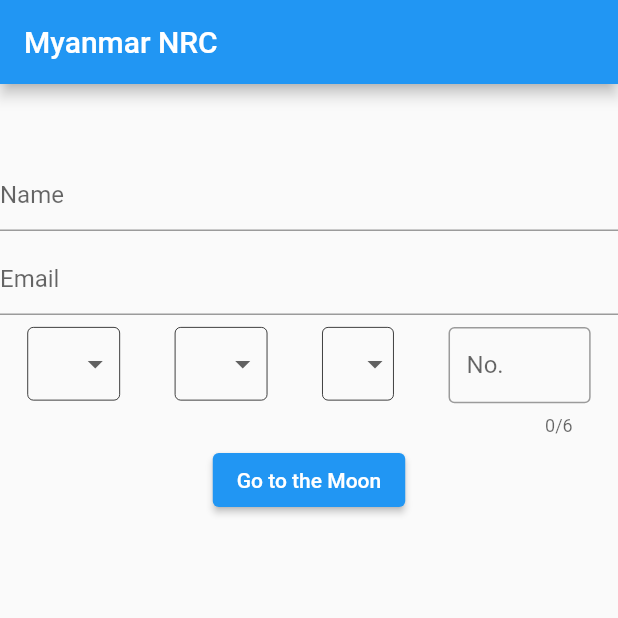
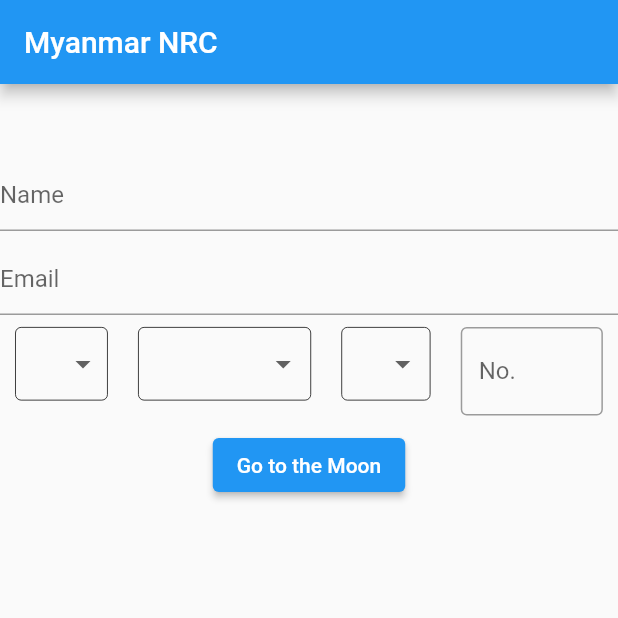
Before and after one commit to Saw-YanLinOo/mnrc, a Flutter app: the screen it shows after launch, on a phone screen of 412 x 824 dp, the top half of it. Run offline on Flutter 3.47's test engine with Material 2 defaults, Android fonts, the light colour scheme and no system bars.

Commit message:
Revert "fix: refector widget"
This reverts commit 3af048ce6288d64335f3e492d69ece3c63e2cc6b.

```diff
--- a/lib/main.dart
+++ b/lib/main.dart
@@ -29,7 +29,6 @@ class HomePage extends StatefulWidget {
 }
 
 class _HomePageState extends State<HomePage> {
-  TextEditingController controller = TextEditingController();
   @override
   Widget build(BuildContext context) {
     return Scaffold(
@@ -57,7 +56,7 @@ class _HomePageState extends State<HomePage> {
           SizedBox(
             height: 8,
           ),
-          NrcWidget(controller: controller),
+          NrcWidget(),
           SizedBox(
             height: 8,
           ),
--- a/lib/src/nrc_widget.dart
+++ b/lib/src/nrc_widget.dart
@@ -2,16 +2,8 @@ import 'package:flutter/material.dart';
 
 import 'nrc_data.dart';
 
-enum MNRC {
-  ENG,
-  MM,
-}
-
 class NrcWidget extends StatefulWidget {
-  const NrcWidget({super.key, this.controller, this.mnrc});
-
-  final TextEditingController? controller;
-  final MNRC? mnrc;
+  const NrcWidget({super.key});
   @override
   State<NrcWidget> createState() => _NrcWidgetState();
 }
@@ -22,7 +14,7 @@ class _NrcWidgetState extends State<NrcWidget> {
   String? selectedNrcPostfix;
   String? regionHolder;
   String? nrcNo;
-  // String? passportNo;
+  String? passportNo;
   // ignore: unused_field
   bool _autoValidate = false;
   final GlobalKey<FormState> _formKey = GlobalKey<FormState>();
@@ -55,6 +47,44 @@ class _NrcWidgetState extends State<NrcWidget> {
   //     ),
   //   );
   // }
+
+  Widget _userNrcPrefix() {
+    return Container(
+      padding: EdgeInsets.symmetric(horizontal: 4.0),
+      width: MediaQuery.of(context).size.width * 0.15,
+      decoration: BoxDecoration(
+        borderRadius: BorderRadius.circular(4.0),
+        border: Border.all(
+          width: 0.5,
+        ),
+      ),
+      child: DropdownButtonHideUnderline(
+        child: DropdownButton<String>(
+          isExpanded: true,
+          value: selectedNrcPrefix,
+          onChanged: (String? newValue) {
+            setState(() {
+              selectedRegion = null;
+              selectedNrcPrefix = newValue;
+            });
+          },
+          items:
+              NrcData.nrcPrefix.map<DropdownMenuItem<String>>((String value) {
+            return DropdownMenuItem<String>(
+              value: value,
+              child: Text(
+                value,
+                style: const TextStyle(
+                  color: Colors.black,
+                  fontSize: 14,
+                ),
+              ),
+            );
+          }).toList(),
+        ),
+      ),
+    );
+  }
 
   Widget _userNrcRegion() {
     switch (selectedNrcPrefix) {
@@ -106,20 +136,10 @@ class _NrcWidgetState extends State<NrcWidget> {
     }
   }
 
-  Widget _nrc(List<String> list) {
-    return UserNrcPrefix(
-      nrcList: list,
-      onChanged: (p0) {
-        selectedRegion = p0;
-        setState(() {});
-      },
-    );
-  }
-
   Widget _nrcRegionDrop(List<String> listData) {
     return Container(
       width: MediaQuery.of(context).size.width * 0.28,
-      padding: const EdgeInsets.symmetric(horizontal: 6.0),
+      padding: EdgeInsets.symmetric(horizontal: 6.0),
       decoration: BoxDecoration(
         borderRadius: BorderRadius.circular(4.0),
         border: Border.all(
@@ -143,7 +163,7 @@ class _NrcWidgetState extends State<NrcWidget> {
                 value,
                 style: TextStyle(
                   color: Colors.black,
-                  fontSize: 12,
+                  fontSize: 14,
                 ),
               ),
             );
@@ -155,7 +175,7 @@ class _NrcWidgetState extends State<NrcWidget> {
 
   Widget _userNrcPostfix() {
     return Container(
-      padding: EdgeInsets.only(left: 6.0),
+      padding: EdgeInsets.symmetric(horizontal: 6.0),
       decoration: BoxDecoration(
         borderRadius: BorderRadius.circular(4.0),
         border: Border.all(
@@ -176,7 +196,7 @@ class _NrcWidgetState extends State<NrcWidget> {
               value: value,
               child: Text(
                 value,
-                style: TextStyle(color: Colors.black, fontSize: 12),
+                style: TextStyle(color: Colors.black),
               ),
             );
           }).toList(),
@@ -193,6 +213,7 @@ class _NrcWidgetState extends State<NrcWidget> {
   //   //         selectedNrcPostfix != null) {
   //   //   _formKey.currentState?.save();
   //   //   print(widget.phone);
+
   //   //   Navigator.push(
   //   //       context,
   //   //       MaterialPageRoute(
@@ -215,22 +236,20 @@ class _NrcWidgetState extends State<NrcWidget> {
   Widget _flexTextForm(String name) {
     return SizedBox(
       width: MediaQuery.of(context).size.width * 0.23,
-      height: 70,
       child: TextFormField(
         style: TextStyle(color: Colors.black),
-        maxLength: 6,
         decoration: InputDecoration(
           labelText: name,
           errorStyle: TextStyle(fontSize: 12),
-          border: const OutlineInputBorder(
-              // borderRadius: BorderRadius.all(
-              //   Radius.circular(4.0),
-              // ),
-              // borderSide: BorderSide(
-              //   color: Colors.black,
-              //   width: 0.5,
-              // ),
-              ),
+          border: new OutlineInputBorder(
+            borderRadius: const BorderRadius.all(
+              const Radius.circular(4.0),
+            ),
+            borderSide: new BorderSide(
+              color: Colors.black,
+              width: 0.5,
+            ),
+          ),
         ),
         keyboardType: TextInputType.number,
         validator: (values) {
@@ -242,6 +261,7 @@ class _NrcWidgetState extends State<NrcWidget> {
           } else if (values?.length != 6) {
             return 'Invalid NRC No.';
           }
+
           return null;
         },
         onSaved: (values) {
@@ -308,23 +328,13 @@ class _NrcWidgetState extends State<NrcWidget> {
   Widget build(BuildContext context) {
     return SizedBox(
       width: MediaQuery.of(context).size.width,
+      height: 60,
       child: Row(
         mainAxisAlignment: MainAxisAlignment.spaceAround,
         crossAxisAlignment: CrossAxisAlignment.start,
         children: <Widget>[
-          UserNrcPrefix(
-              nrcList: NrcData.nrcPrefix,
-              onChanged: (prefix) {
-                selectedNrcPrefix = prefix;
-                setState(() {});
-              }),
-          UserNrcRegion(
-            selectedNrcPrefix: selectedNrcPrefix,
-            onChanged: (regin) {
-              selectedRegion = regin;
-              setState(() {});
-            },
-          ),
+          _userNrcPrefix(),
+          _userNrcRegion(),
           _userNrcPostfix(),
           _flexTextForm('No.'),
         ],
@@ -332,141 +342,3 @@ class _NrcWidgetState extends State<NrcWidget> {
     );
   }
 }
-
-class UserNrcRegion extends StatelessWidget {
-  const UserNrcRegion({super.key, this.selectedNrcPrefix, this.onChanged});
-
-  final String? selectedNrcPrefix;
-  final Function(String?)? onChanged;
-  @override
-  Widget build(BuildContext context) {
-    switch (selectedNrcPrefix) {
-      case '1/':
-        return UserNrcPrefix(
-          nrcList: NrcData.regionOne,
-          onChanged: onChanged,
-        );
-
-      case '2/':
-        return UserNrcPrefix(
-          nrcList: NrcData.regionTwo,
-          onChanged: onChanged,
-        );
-      case '3/':
-        return UserNrcPrefix(
-          nrcList: NrcData.regionThree,
-          onChanged: onChanged,
-        );
-      case '4/':
-        return UserNrcPrefix(
-          nrcList: NrcData.regionFour,
-          onChanged: onChanged,
-        );
-      case '5/':
-        return UserNrcPrefix(
-          nrcList: NrcData.regionFive,
-          onChanged: onChanged,
-        );
-      case '6/':
-        return UserNrcPrefix(
-          nrcList: NrcData.regionSix,
-          onChanged: onChanged,
-        );
-      case '7/':
-        return UserNrcPrefix(
-          nrcList: NrcData.regionSeven,
-          onChanged: onChanged,
-        );
-      case '8/':
-        return UserNrcPrefix(
-          nrcList: NrcData.regionEight,
-          onChanged: onChanged,
-        );
-      case '9/':
-        return UserNrcPrefix(
-          nrcList: NrcData.regionNine,
-          onChanged: onChanged,
-        );
-      case '10/':
-        return UserNrcPrefix(
-          nrcList: NrcData.regionTen,
-          onChanged: onChanged,
-        );
-      case '11/':
-        return UserNrcPrefix(
-          nrcList: NrcData.regionEleven,
-          onChanged: onChanged,
-        );
-      case '12/':
-        return UserNrcPrefix(
-          nrcList: NrcData.regionTwelve,
-          onChanged: onChanged,
-        );
-      case '13/':
-        return UserNrcPrefix(
-          nrcList: NrcData.regionThirdteen,
-          onChanged: onChanged,
-        );
-      case '14/':
-        return UserNrcPrefix(
-          nrcList: NrcData.regionFourteen,
-          onChanged: onChanged,
-        );
-
-      default:
-        return UserNrcPrefix(
-          nrcList: NrcData.regionOne,
-          onChanged: onChanged,
-        );
-    }
-  }
-}
-
-class UserNrcPrefix extends StatelessWidget {
-  const UserNrcPrefix({
-    super.key,
-    required this.nrcList,
-    this.selectedNrcPrefix,
-    this.onChanged,
-  });
-
-  final List<String> nrcList;
-  final String? selectedNrcPrefix;
-  final Function(String?)? onChanged;
-  @override
-  Widget build(BuildContext context) {
-    return Container(
-      padding: EdgeInsets.symmetric(horizontal: 4.0),
-      width: MediaQuery.of(context).size.width * 0.15,
-      decoration: BoxDecoration(
-        borderRadius: BorderRadius.circular(4.0),
-        border: Border.all(
-          width: 0.5,
-        ),
-      ),
-      child: DropdownButtonHideUnderline(
-        child: DropdownButton<String>(
-          isExpanded: true,
-          value: selectedNrcPrefix,
-          onChanged: (String? newValue) {
-            if (onChanged != null) {
-              onChanged!(newValue);
-            }
-          },
-          items: nrcList.map<DropdownMenuItem<String>>((String value) {
-            return DropdownMenuItem<String>(
-              value: value,
-              child: Text(
-                value,
-                style: const TextStyle(
-                  color: Colors.black,
-                  fontSize: 12,
-                ),
-              ),
-            );
-          }).toList(),
-        ),
-      ),
-    );
-  }
-}
```
